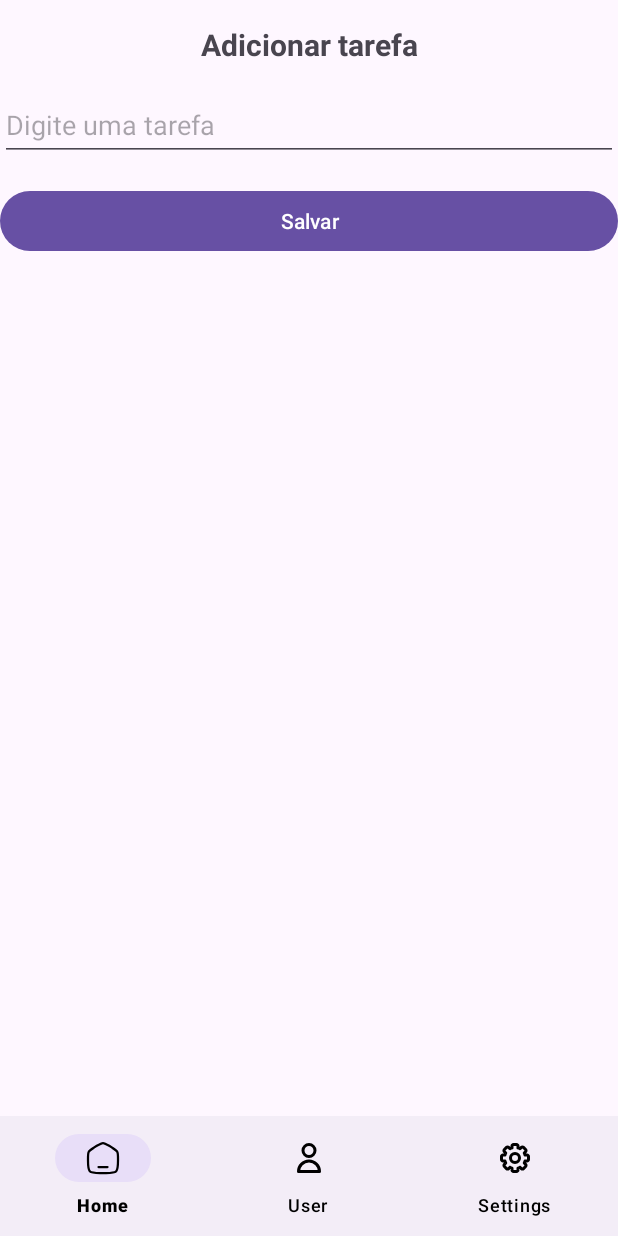
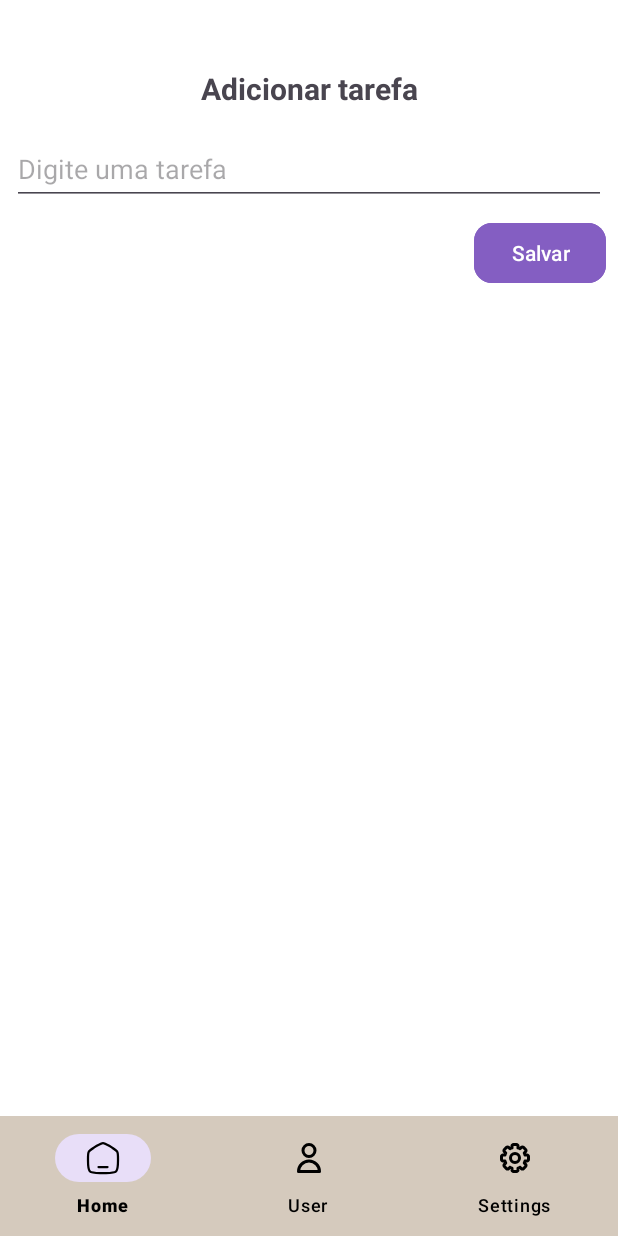
Before and after one commit to juan-kleim/task-done-app, an Android app: the AddTaskFragment screen opened through its navigation route, on a phone screen of 412 x 824 dp. Run offline under Robolectric (Android 15) with nearby library versions, the phone set to English and light mode, and no system bars; our stand-ins replace navigation-ui.

Commit message:
Mudanças de cores e personalizações nos botões

```diff
--- a/app/src/main/java/com/juanpacheco/apptaskdone/adapter/TarefaAdapter.kt
+++ b/app/src/main/java/com/juanpacheco/apptaskdone/adapter/TarefaAdapter.kt
@@ -22,11 +22,7 @@ class TarefaAdapter(
     inner class TarefaViewHolder(itemBinding: ItemTarefaBinding)
         : RecyclerView.ViewHolder(itemBinding.root) {
 
-        private val binding: ItemTarefaBinding
-
-        init {
-            binding = itemBinding
-        }
+        private val binding: ItemTarefaBinding = itemBinding
 
         fun bind( tarefa: Tarefa){
             binding.textDescricao.text = tarefa.descricao
--- a/app/src/main/res/layout/activity_main.xml
+++ b/app/src/main/res/layout/activity_main.xml
@@ -13,11 +13,14 @@
         android:layout_width="match_parent"
         android:layout_height="wrap_content"
         android:layout_gravity="bottom"
+        android:background="@color/colorBottomNavBar"
+        app:elevation="6dp"
         app:itemIconTint="@color/black"
         app:itemTextColor="@color/black"
         app:labelVisibilityMode="labeled"
         app:layout_constraintBottom_toBottomOf="parent"
         app:layout_constraintEnd_toEndOf="parent"
+        app:layout_constraintHorizontal_bias="0.0"
         app:layout_constraintStart_toStartOf="parent"
         app:menu="@menu/bottom_nav_menu" />
 
--- a/app/src/main/res/layout/fragment_add_task.xml
+++ b/app/src/main/res/layout/fragment_add_task.xml
@@ -4,13 +4,14 @@
     xmlns:tools="http://schemas.android.com/tools"
     android:layout_width="match_parent"
     android:layout_height="match_parent"
+    android:background="@color/white"
     tools:context=".fragments.AddTaskFragment">
 
     <TextView
         android:id="@+id/tvAddTarefa"
         android:layout_width="wrap_content"
         android:layout_height="wrap_content"
-        android:layout_marginTop="16dp"
+        android:layout_marginTop="45dp"
         android:text="Adicionar tarefa"
         android:textSize="20sp"
         android:textStyle="bold"
@@ -23,23 +24,28 @@
         android:id="@+id/editTarefaTasks"
         android:layout_width="0dp"
         android:layout_height="48dp"
+        android:layout_marginStart="8dp"
         android:layout_marginTop="16dp"
+        android:layout_marginEnd="8dp"
         android:ems="10"
         android:hint="Digite uma tarefa"
         android:inputType="text"
         app:layout_constraintEnd_toEndOf="parent"
-        app:layout_constraintHorizontal_bias="0.5"
+        app:layout_constraintHorizontal_bias="0.0"
         app:layout_constraintStart_toStartOf="parent"
         app:layout_constraintTop_toBottomOf="@+id/tvAddTarefa" />
 
     <Button
         android:id="@+id/btnSalvarAddTasks"
-        android:layout_width="0dp"
+        android:layout_width="wrap_content"
         android:layout_height="wrap_content"
-        android:layout_marginTop="16dp"
+        android:layout_marginTop="8dp"
+        android:layout_marginEnd="8dp"
+        android:backgroundTint="@color/colorPrimary"
         android:text="Salvar"
+        app:cornerRadius="12dp"
         app:layout_constraintEnd_toEndOf="parent"
-        app:layout_constraintHorizontal_bias="0.5"
+        app:layout_constraintHorizontal_bias="1.0"
         app:layout_constraintStart_toStartOf="parent"
         app:layout_constraintTop_toBottomOf="@+id/editTarefaTasks" />
 </androidx.constraintlayout.widget.ConstraintLayout>
--- a/app/src/main/res/layout/fragment_home.xml
+++ b/app/src/main/res/layout/fragment_home.xml
@@ -4,6 +4,7 @@
     xmlns:tools="http://schemas.android.com/tools"
     android:layout_width="match_parent"
     android:layout_height="match_parent"
+    android:background="@color/white"
     tools:context=".fragments.HomeFragment">
 
     <TextView
@@ -48,7 +49,10 @@
         android:id="@+id/btn_minhas_tarefas"
         android:layout_width="290dp"
         android:layout_height="49dp"
+        android:backgroundTint="@color/colorPrimary"
         android:text="@string/btn_minhas_tarefas"
+        android:textColor="@color/white"
+        app:cornerRadius="12dp"
         app:layout_constraintBottom_toBottomOf="parent"
         app:layout_constraintEnd_toEndOf="parent"
         app:layout_constraintStart_toStartOf="parent"
--- a/app/src/main/res/layout/fragment_settings.xml
+++ b/app/src/main/res/layout/fragment_settings.xml
@@ -3,6 +3,7 @@
     xmlns:tools="http://schemas.android.com/tools"
     android:layout_width="match_parent"
     android:layout_height="match_parent"
+    android:background="@color/white"
     tools:context=".fragments.SettingsFragment">
 
     <!-- TODO: Update blank fragment layout -->
--- a/app/src/main/res/layout/fragment_tasks.xml
+++ b/app/src/main/res/layout/fragment_tasks.xml
@@ -4,6 +4,7 @@
     xmlns:tools="http://schemas.android.com/tools"
     android:layout_width="match_parent"
     android:layout_height="match_parent"
+    android:background="@color/white"
     android:orientation="vertical">
 
     <androidx.recyclerview.widget.RecyclerView
@@ -11,9 +12,9 @@
         android:layout_width="0dp"
         android:layout_height="0dp"
         android:layout_marginStart="16dp"
-        android:layout_marginTop="16dp"
+        android:layout_marginTop="32dp"
         android:layout_marginEnd="16dp"
-        android:layout_marginBottom="16dp"
+        android:layout_marginBottom="32dp"
         app:layout_constraintBottom_toBottomOf="parent"
         app:layout_constraintEnd_toEndOf="parent"
         app:layout_constraintHorizontal_bias="0.0"
@@ -30,6 +31,7 @@
         android:layout_marginBottom="104dp"
         android:clickable="true"
         android:contentDescription="botão adicionar tarefa"
+        app:backgroundTint="@color/colorPrimaryVariant"
         app:layout_constraintBottom_toBottomOf="parent"
         app:layout_constraintEnd_toEndOf="parent"
         app:srcCompat="@drawable/ic_adicionar_24" />
--- a/app/src/main/res/layout/fragment_user.xml
+++ b/app/src/main/res/layout/fragment_user.xml
@@ -3,6 +3,7 @@
     xmlns:tools="http://schemas.android.com/tools"
     android:layout_width="match_parent"
     android:layout_height="match_parent"
+    android:background="@color/white"
     tools:context=".fragments.UserFragment">
 
     <!-- TODO: Update blank fragment layout -->
--- a/app/src/main/res/values/colors.xml
+++ b/app/src/main/res/values/colors.xml
@@ -2,4 +2,9 @@
 <resources>
     <color name="black">#FF000000</color>
     <color name="white">#FFFFFFFF</color>
+    <color name="colorPrimary">#845ec2</color>
+    <color name="colorPrimaryVariant">#c493ff</color>
+    <color name="colorBackground">#fefedf</color>
+    <color name="colorBottomNavBar">#d5cabd</color>
+    <color name="semNome">#4b4453</color>
 </resources>
```
Also changed, not shown: app/src/main/res/layout/item_tarefa.xml (+6 -1 lines).
